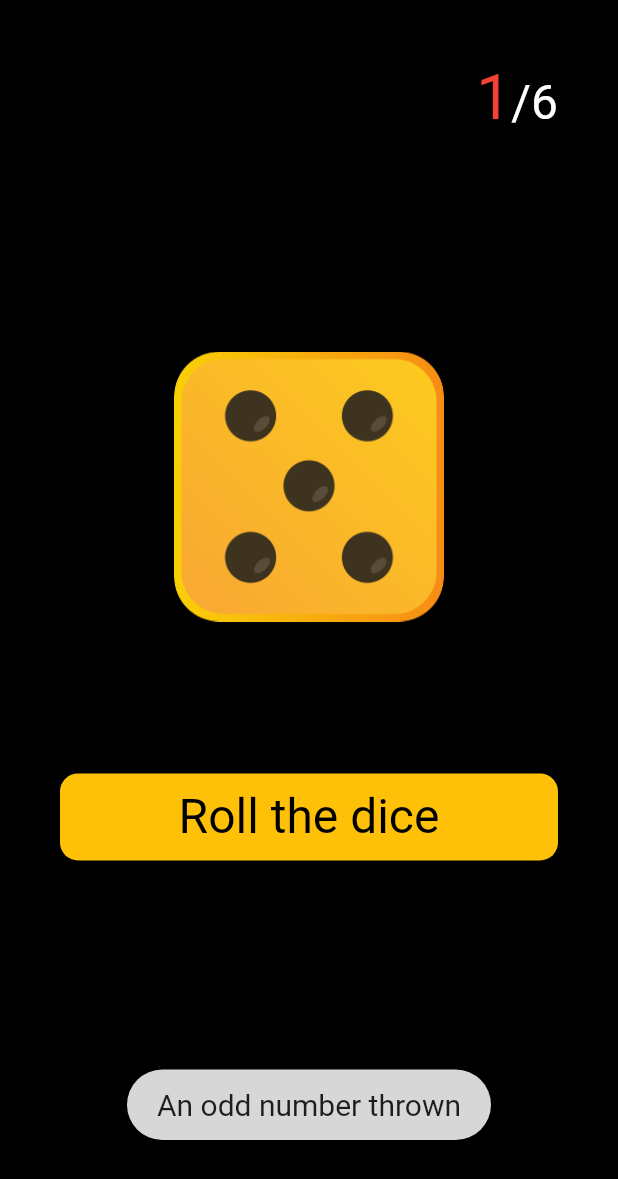
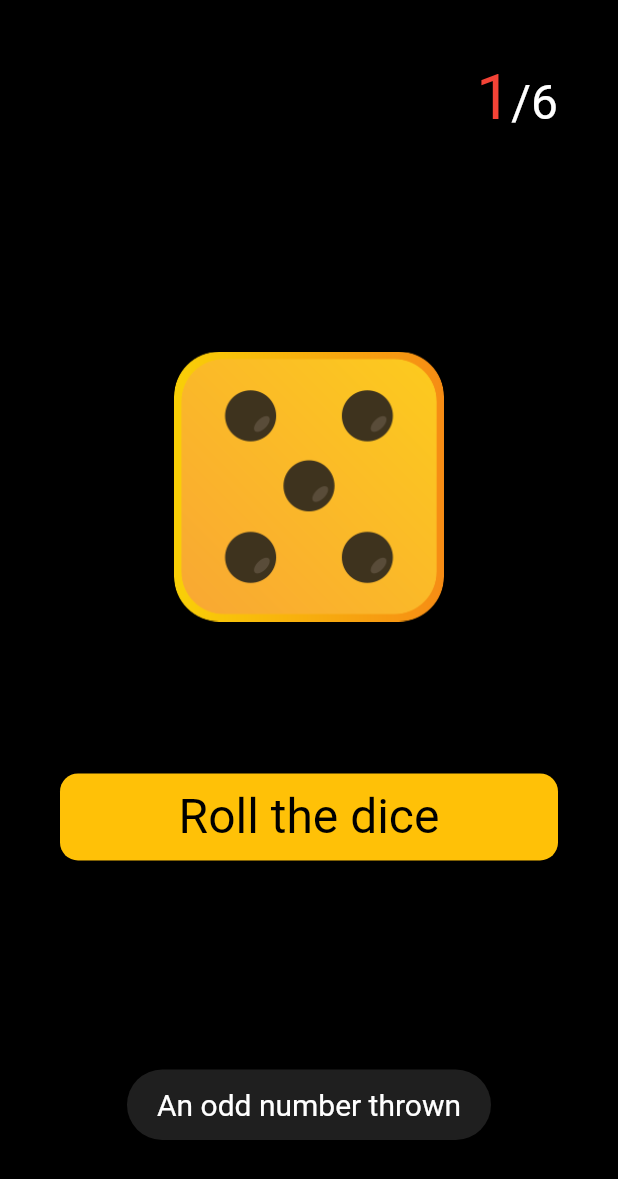
Before and after one commit to shonibaredavida/kodecamp_dice_game_task_7, a Flutter app: the screen it shows after launch, after a tap on "Roll the dice", on a phone screen of 412 x 824 dp. Shown: the top 1179 px of the screen. Run offline on Flutter 3.47's test engine with Material 2 defaults, Android fonts, the phone set to English and light mode, and no system bars; our stand-ins replace fluttertoast, get.

Commit message:
toast background added

```diff
--- a/lib/controllers/dice_rolll_controller.dart
+++ b/lib/controllers/dice_rolll_controller.dart
@@ -24,7 +24,6 @@ class DiceRollController extends GetxController {
 
   @override
   void onInit() {
-    // TODO: implement onInit
     currentDice.value = "assets/one.png";
     super.onInit();
   }
--- a/lib/functions/function.dart
+++ b/lib/functions/function.dart
@@ -1,3 +1,4 @@
+import 'package:flutter/material.dart';
 import 'package:fluttertoast/fluttertoast.dart';
 import 'package:kodecamp_dice_game_task_7/utils/constants/sizes.dart';
 
@@ -10,6 +11,7 @@ Future diceToast({required String text, bool longDuration = false, fontsize}) {
     iosDuration = 2;
   }
   return Fluttertoast.showToast(
+      backgroundColor: Colors.white12,
       msg: text,
       toastLength: toastLenght ?? Toast.LENGTH_SHORT,
       timeInSecForIosWeb: iosDuration ?? 1,
```
